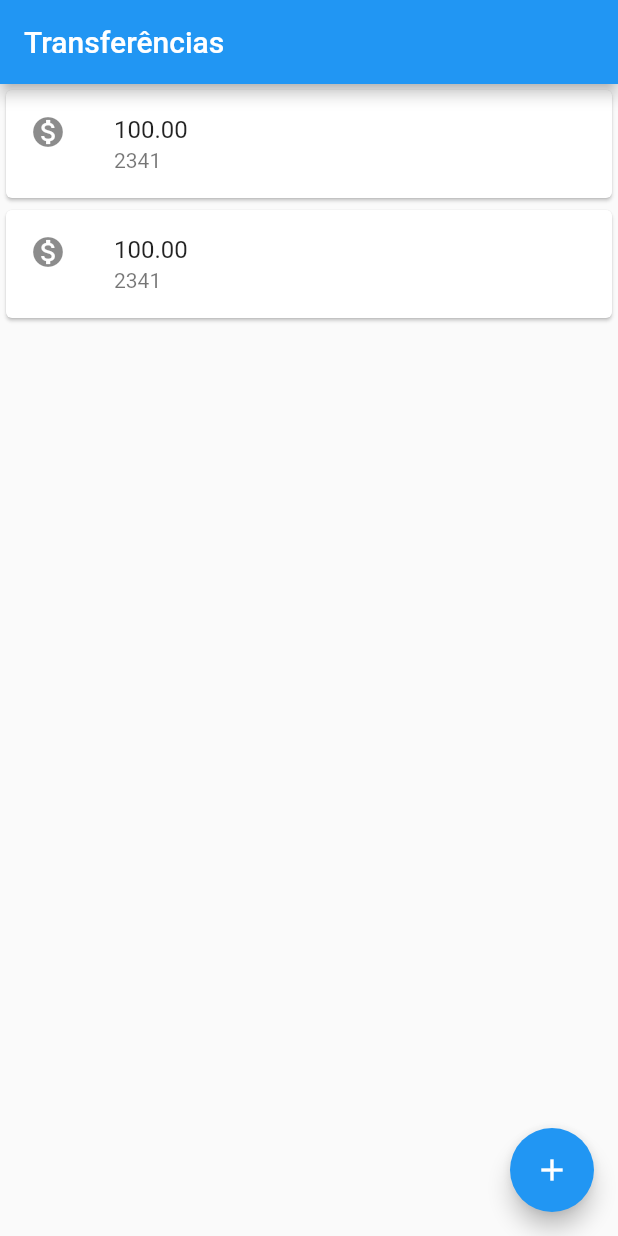
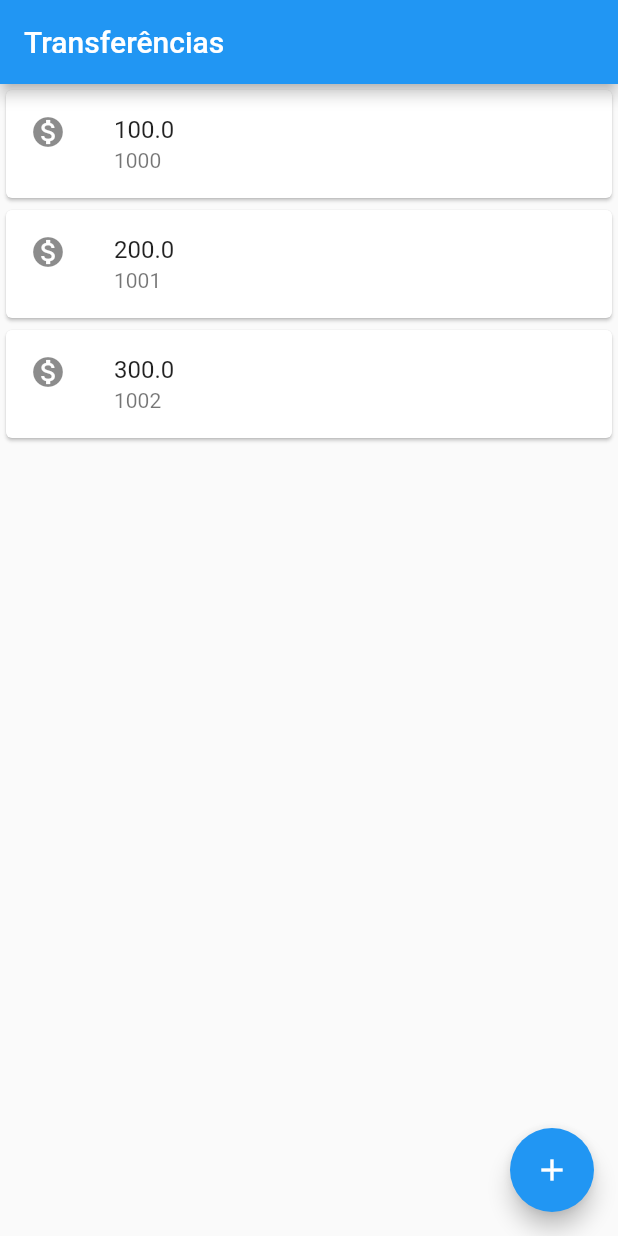
Before and after one commit to aabreusilva/bank, a Flutter app: the screen it shows after launch, on a phone screen of 412 x 824 dp. Run offline on Flutter 3.47's test engine with Material 2 defaults, Android fonts, the phone set to English and light mode, and no system bars.

```diff
--- a/lib/main.dart
+++ b/lib/main.dart
@@ -1,38 +1,56 @@
 // ignore_for_file: avoid_print
-
 import 'package:flutter/material.dart';
 
 void main() => runApp(MaterialApp(
-
-
-  home: Scaffold(
-
-
-      body: Column(
-          children: const [
-            Card(
-              child: ListTile(
-                leading: Icon(Icons.monetization_on),
-                title: Text('100.00'),
-                subtitle: Text('2341'),
-              ),
-            ),
-            Card(
-              child: ListTile(
-                leading: Icon(Icons.monetization_on),
-                title: Text('100.00'),
-                subtitle: Text('2341'),
-              ),
-            ),
-          ],
+      home: Scaffold(
+        body: const ListaTransferencias(),
+        appBar: AppBar(
+          title: const Text('Transferências'),
         ),
-
-
-        appBar: AppBar(
-          title: const Text('Transferências'),),
         floatingActionButton: FloatingActionButton(
-          onPressed: () {  },
+          onPressed: () {},
           child: const Icon(Icons.add),
         ),
       ),
     ));
+
+//Adicionando uma lista de transferencias dentro de uma classe para melhor refatoração do codigo.
+class ListaTransferencias extends StatelessWidget {
+  const ListaTransferencias({super.key});
+
+  @override
+  Widget build(BuildContext context) {
+    return Column(
+      children: <Widget>[
+        ItemTransferencias(Transferencia(100.0, 1000)),
+        ItemTransferencias(Transferencia(200.0, 1001)),
+        ItemTransferencias(Transferencia(300.0, 1002)),
+      ],
+    );
+  }
+}
+
+//Criando uma classe contendo o Card() para melhor visualização e incrementando as variaveis para modificação.
+class ItemTransferencias extends StatelessWidget {
+  final Transferencia _transferencia;
+
+  const ItemTransferencias(this._transferencia, {super.key});
+
+  @override
+  Widget build(BuildContext context) {
+    return Card(
+      child: ListTile(
+        leading: const Icon(Icons.monetization_on),
+        title: Text(_transferencia.valor.toString()),
+        subtitle: Text(_transferencia.numeroConta.toString()),
+      ),
+    );
+  }
+}
+
+class Transferencia {
+  final double valor;
+  final int numeroConta;
+
+  Transferencia(this.valor, this.numeroConta);
+}
```
